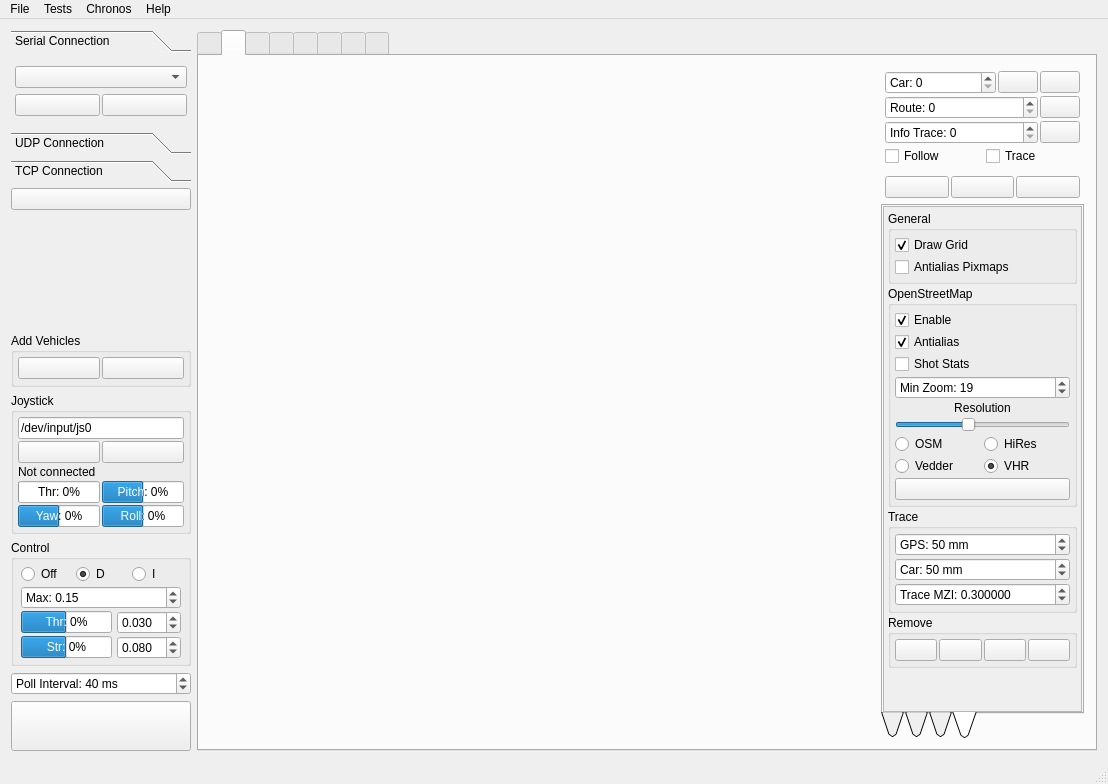
First picture: the form in Linux/RControlStation/mainwindow.ui, repository vedderb/rise_sdvp, before the edit.
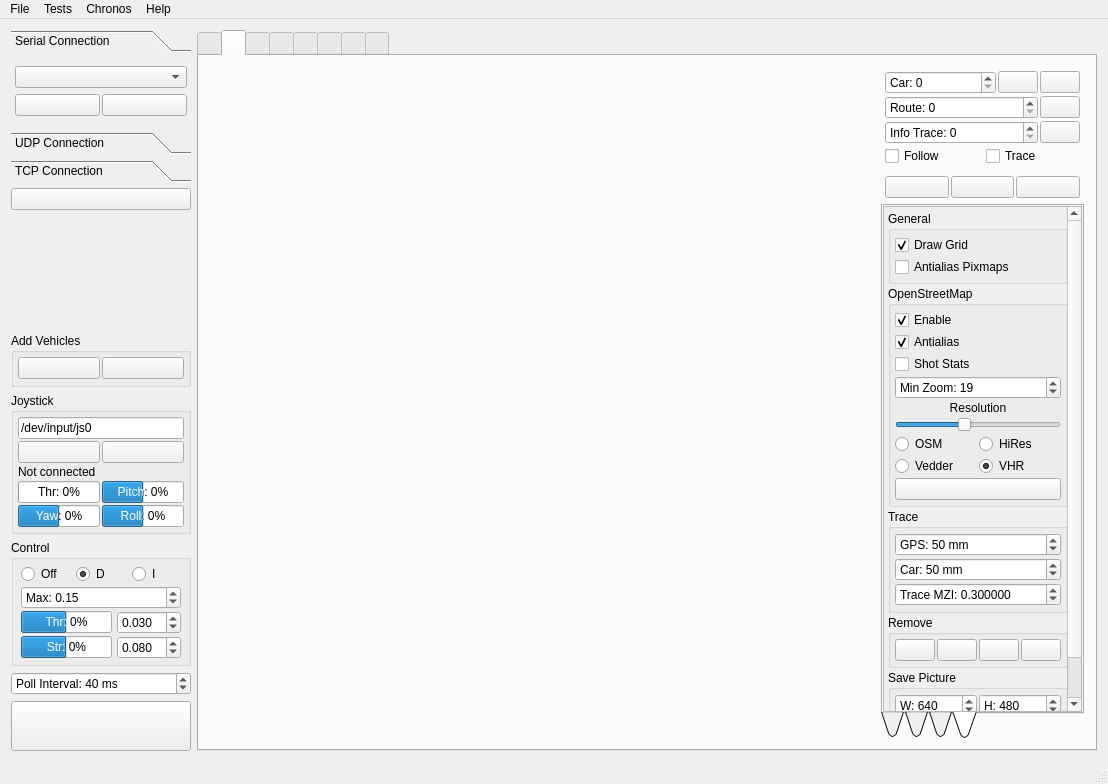
Second picture: the form after the edit. The open tabs and pages were chosen to show the change. Icons and pictures are not drawn. Custom widgets are drawn as their Qt base class.

What changed in the file:
```diff
--- a/Linux/RControlStation/mainwindow.ui
+++ b/Linux/RControlStation/mainwindow.ui
@@ -1980,9 +1980,9 @@
                  <property name="geometry">
                   <rect>
                    <x>0</x>
-                   <y>0</y>
-                   <width>206</width>
-                   <height>519</height>
+                   <y>-140</y>
+                   <width>210</width>
+                   <height>612</height>
                   </rect>
                  </property>
                  <layout class="QVBoxLayout" name="verticalLayout_15">
@@ -2374,6 +2374,70 @@
                     </layout>
                    </widget>
                   </item>
+                  <item>
+                   <widget class="QGroupBox" name="groupBox_5">
+                    <property name="title">
+                     <string>Save Picture</string>
+                    </property>
+                    <layout class="QGridLayout" name="gridLayout_11">
+                     <property name="leftMargin">
+                      <number>4</number>
+                     </property>
+                     <property name="topMargin">
+                      <number>4</number>
+                     </property>
+                     <property name="rightMargin">
+                      <number>4</number>
+                     </property>
+                     <property name="bottomMargin">
+                      <number>4</number>
+                     </property>
+                     <property name="horizontalSpacing">
+                      <number>2</number>
+                     </property>
+                     <item row="0" column="0">
+                      <widget class="QSpinBox" name="mapSaveWBox">
+                       <property name="prefix">
+                        <string>W: </string>
+                       </property>
+                       <property name="maximum">
+                        <number>10000</number>
+                       </property>
+                       <property name="value">
+                        <number>640</number>
+                       </property>
+                      </widget>
+                     </item>
+                     <item row="0" column="1">
+                      <widget class="QSpinBox" name="mapSaveHBox">
+                       <property name="prefix">
+                        <string>H: </string>
+                       </property>
+                       <property name="maximum">
+                        <number>10000</number>
+                       </property>
+                       <property name="value">
+                        <number>480</number>
+                       </property>
+                      </widget>
+                     </item>
+                     <item row="1" column="0">
+                      <widget class="QPushButton" name="mapSaveAsPngButton">
+                       <property name="text">
+                        <string>PNG</string>
+                       </property>
+                      </widget>
+                     </item>
+                     <item row="1" column="1">
+                      <widget class="QPushButton" name="mapSaveAsPdfButton">
+                       <property name="text">
+                        <string>PDF</string>
+                       </property>
+                      </widget>
+                     </item>
+                    </layout>
+                   </widget>
+                  </item>
                   <item>
                    <spacer name="verticalSpacer_3">
                     <property name="orientation">
```
